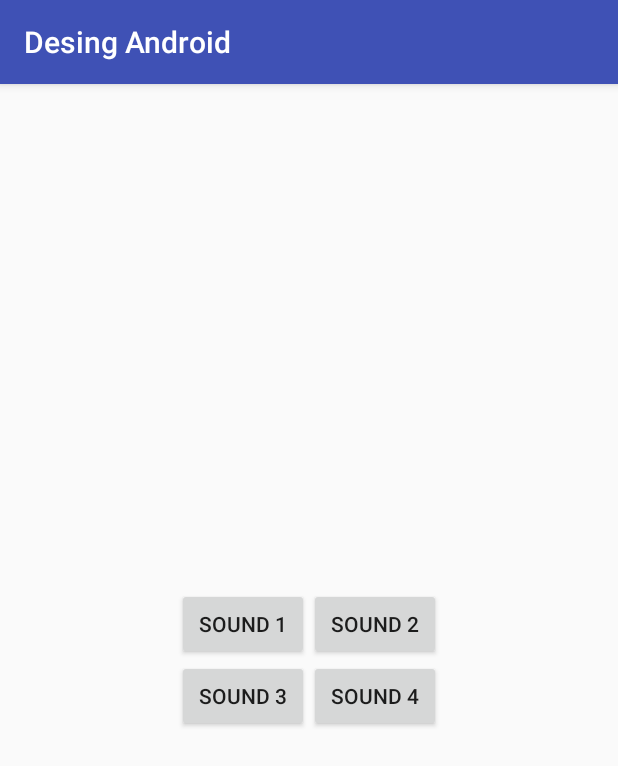
After one commit to doapps/android-design, an Android app: the SoundActivity screen opened directly, with no data from a screen before it, on a phone screen of 412 x 824 dp. The commit adds this screen. Shown: the top 766 px of the screen. Run offline under Robolectric (Android 15) with nearby library versions, the phone set to English and light mode, and no system bars; our stand-ins replace ButterKnife.

Commit message:
Sonidos en botones

```diff
--- a/app/src/main/AndroidManifest.xml
+++ b/app/src/main/AndroidManifest.xml
@@ -17,7 +17,8 @@
             </intent-filter>
         </activity>
         <activity android:name=".LottieActivity" />
-        <activity android:name=".AnimationsActivity"></activity>
+        <activity android:name=".AnimationsActivity" />
+        <activity android:name=".SoundActivity"></activity>
     </application>
 
 </manifest>
--- a/app/src/main/java/com/example/leandro/desingandroid/HomeActivity.java
+++ b/app/src/main/java/com/example/leandro/desingandroid/HomeActivity.java
@@ -17,6 +17,9 @@ public class HomeActivity extends AppCompatActivity {
     @BindView(R.id.button_discreteScrollView)
     Button buttonDiscreteScrollView;
 
+    @BindView(R.id.button_Sound)
+    Button buttonSound;
+
     @Override
     protected void onCreate(Bundle savedInstanceState) {
         super.onCreate(savedInstanceState);
@@ -34,4 +37,9 @@ public class HomeActivity extends AppCompatActivity {
     public void getDiscrete() {
         startActivity(new Intent(this, AnimationsActivity.class));
     }
+
+    @OnClick(R.id.button_Sound)
+    public void getSound() {
+        startActivity(new Intent(this, SoundActivity.class));
+    }
 }
--- /dev/null
+++ b/app/src/main/java/com/example/leandro/desingandroid/SoundActivity.java
@@ -0,0 +1,60 @@
+package com.example.leandro.desingandroid;
+
+import android.media.MediaPlayer;
+import android.support.v7.app.AppCompatActivity;
+import android.os.Bundle;
+import android.widget.Button;
+
+import butterknife.BindView;
+import butterknife.ButterKnife;
+import butterknife.OnClick;
+
+public class SoundActivity extends AppCompatActivity {
+
+    @BindView(R.id.button1)
+    Button button1;
+
+    @BindView(R.id.button2)
+    Button button2;
+
+    @BindView(R.id.button3)
+    Button button3;
+
+    @BindView(R.id.button4)
+    Button button4;
+
+    MediaPlayer player;
+
+    @Override
+    protected void onCreate(Bundle savedInstanceState) {
+        super.onCreate(savedInstanceState);
+        setContentView(R.layout.activity_sound);
+
+        ButterKnife.bind(this);
+    }
+
+    @OnClick(R.id.button1)
+    public void getButton1() {
+        player = MediaPlayer.create(this, R.raw.complete1);
+        player.start();
+    }
+
+    @OnClick(R.id.button2)
+    public void getButton2() {
+        player = MediaPlayer.create(this, R.raw.success2);
+        player.start();
+    }
+
+    @OnClick(R.id.button3)
+    public void getButton3() {
+        player = MediaPlayer.create(this, R.raw.cancel3);
+        player.start();
+
+    }
+
+    @OnClick(R.id.button4)
+    public void getButton4() {
+        player = MediaPlayer.create(this, R.raw.notification4);
+        player.start();
+    }
+}
--- a/app/src/main/res/layout/activity_home.xml
+++ b/app/src/main/res/layout/activity_home.xml
@@ -37,6 +37,13 @@
                 android:layout_marginTop="10dp"
                 android:text="Animation" />
 
+            <Button
+                android:id="@+id/button_Sound"
+                android:layout_width="200dp"
+                android:layout_height="wrap_content"
+                android:layout_marginTop="10dp"
+                android:text="Sounds" />
+
         </LinearLayout>
 
     </ScrollView>
--- /dev/null
+++ b/app/src/main/res/layout/activity_sound.xml
@@ -0,0 +1,66 @@
+<?xml version="1.0" encoding="utf-8"?>
+<android.support.constraint.ConstraintLayout xmlns:android="http://schemas.android.com/apk/res/android"
+    xmlns:app="http://schemas.android.com/apk/res-auto"
+    xmlns:tools="http://schemas.android.com/tools"
+    android:layout_width="match_parent"
+    android:layout_height="match_parent"
+    tools:context="com.example.leandro.desingandroid.SoundActivity">
+
+    <LinearLayout
+        android:layout_width="0dp"
+        android:layout_height="wrap_content"
+        android:layout_marginBottom="8dp"
+        android:layout_marginLeft="8dp"
+        android:layout_marginRight="8dp"
+        android:layout_marginTop="8dp"
+        android:gravity="center"
+        android:orientation="vertical"
+        app:layout_constraintBottom_toBottomOf="parent"
+        app:layout_constraintLeft_toLeftOf="parent"
+        app:layout_constraintRight_toRightOf="parent"
+        app:layout_constraintTop_toTopOf="parent">
+
+        <LinearLayout
+            android:layout_width="wrap_content"
+            android:layout_height="wrap_content"
+            android:orientation="horizontal">
+
+            <Button
+                android:id="@+id/button1"
+                android:layout_width="wrap_content"
+                android:layout_height="wrap_content"
+                android:layout_weight="1"
+                android:text="Sound 1" />
+
+            <Button
+                android:id="@+id/button2"
+                android:layout_width="wrap_content"
+                android:layout_height="wrap_content"
+                android:layout_weight="1"
+                android:text="Sound 2" />
+        </LinearLayout>
+
+        <LinearLayout
+            android:layout_width="wrap_content"
+            android:layout_height="wrap_content"
+            android:orientation="horizontal">
+
+            <Button
+                android:id="@+id/button3"
+                android:layout_width="wrap_content"
+                android:layout_height="wrap_content"
+                android:layout_weight="1"
+                android:text="Sound 3" />
+
+            <Button
+                android:id="@+id/button4"
+                android:layout_width="wrap_content"
+                android:layout_height="wrap_content"
+                android:layout_weight="1"
+                android:text="Sound 4" />
+
+        </LinearLayout>
+
+    </LinearLayout>
+
+</android.support.constraint.ConstraintLayout>
```
Also changed, not shown: 13 other files.
